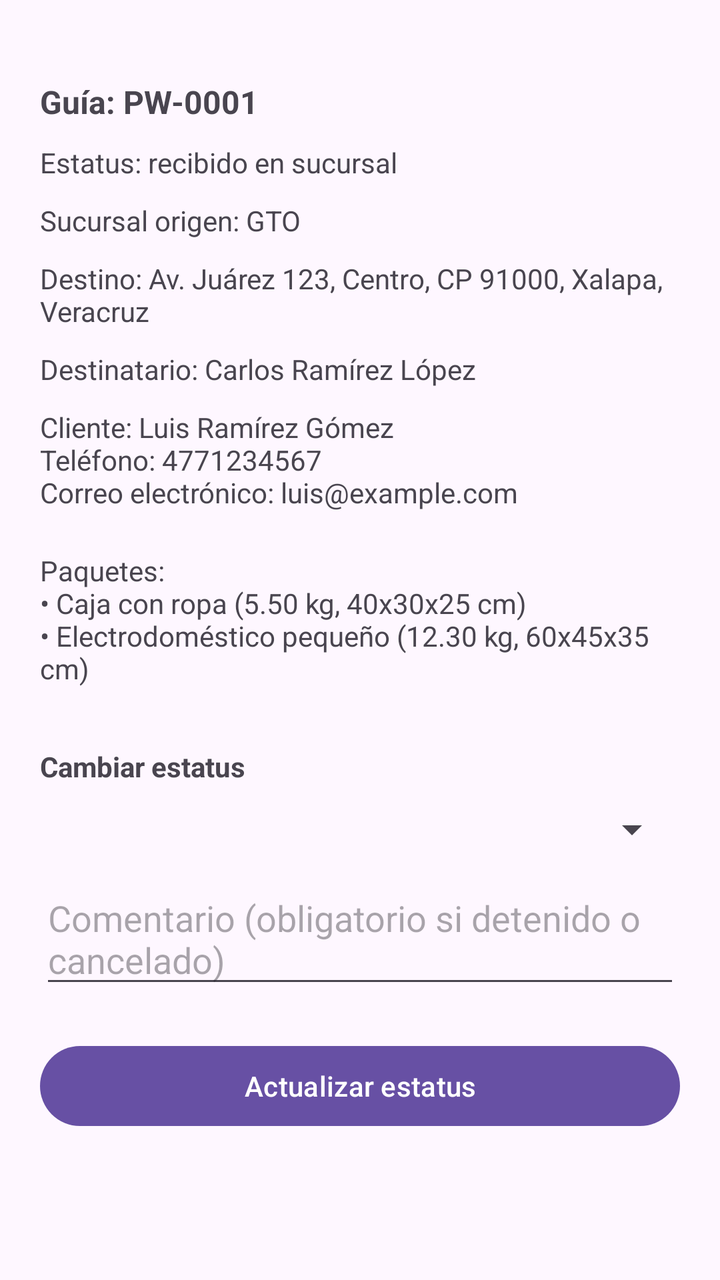
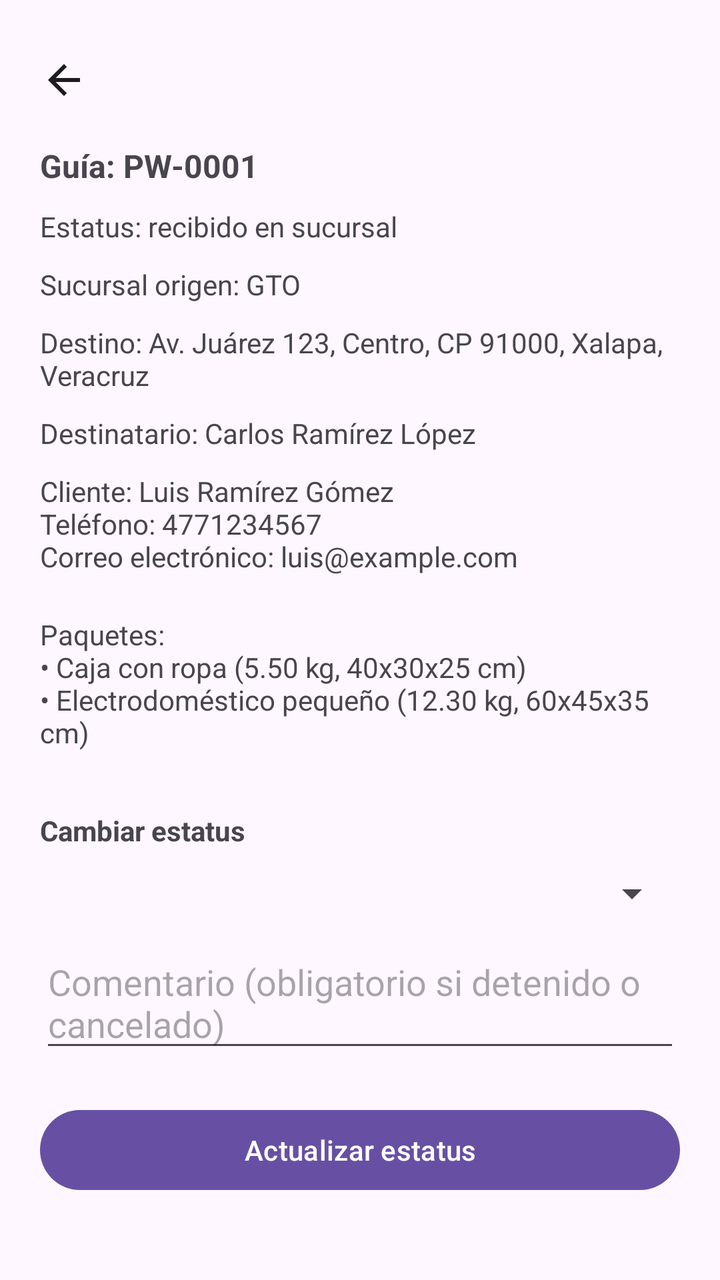

An Android layout rendered at two revisions. The XML below is the earlier revision; the diff shows what the commit changed to produce the second picture.
<!-- AndroidManifest.xml: application theme Theme.PacketWorld -->
<!-- res/layout/activity_detalle_envio.xml -->
<?xml version="1.0" encoding="utf-8"?>
<ScrollView xmlns:android="http://schemas.android.com/apk/res/android"
    xmlns:tools="http://schemas.android.com/tools"
    android:layout_width="match_parent"
    android:layout_height="match_parent">

    <LinearLayout
        android:id="@+id/layoutDetalleEnvio"
        android:orientation="vertical"
        android:padding="20dp"
        android:layout_width="match_parent"
        android:layout_height="wrap_content"
        tools:context=".DetalleEnvioActivity">

        
        <TextView
            android:id="@+id/tvGuia"
            android:layout_width="match_parent"
            android:layout_height="wrap_content"
            android:text="Guía: PW-0001"
            android:textStyle="bold"
            android:textSize="16sp"
            android:layout_marginTop="20dp" />

        
        <TextView
            android:id="@+id/tvEstatus"
            android:layout_width="match_parent"
            android:layout_height="wrap_content"
            android:text="Estatus: recibido en sucursal"
            android:layout_marginTop="10dp" />

        
        <TextView
            android:id="@+id/tvSucursal"
            android:layout_width="match_parent"
            android:layout_height="wrap_content"
            android:text="Sucursal origen: GTO"
            android:layout_marginTop="10dp" />

        
        <TextView
            android:id="@+id/tvDestino"
            android:layout_width="match_parent"
            android:layout_height="wrap_content"
            android:text="Destino: Av. Juárez 123, Centro, CP 91000, Xalapa, Veracruz"
            android:layout_marginTop="10dp" />

        
        <TextView
            android:id="@+id/tvDestinatario"
            android:layout_width="match_parent"
            android:layout_height="wrap_content"
            android:text="Destinatario: Carlos Ramírez López"
            android:layout_marginTop="10dp" />

        
        <TextView
            android:id="@+id/tvCliente"
            android:layout_width="match_parent"
            android:layout_height="wrap_content"
            android:text="Cliente: Luis Ramírez Gómez\nTeléfono: 4771234567\nCorreo electrónico: luis@example.com"
            android:layout_marginTop="10dp" />

        
        <TextView
            android:id="@+id/tvPaquetes"
            android:layout_width="match_parent"
            android:layout_height="wrap_content"
            android:text="Paquetes:\n• Caja con ropa (5.50 kg, 40x30x25 cm)\n• Electrodoméstico pequeño (12.30 kg, 60x45x35 cm)"
            android:layout_marginTop="20dp" />

        
        <TextView
            android:layout_width="match_parent"
            android:layout_height="wrap_content"
            android:text="Cambiar estatus"
            android:textStyle="bold"
            android:layout_marginTop="30dp" />

        <Spinner
            android:id="@+id/spEstatus"
            android:layout_width="match_parent"
            android:layout_height="wrap_content"
            android:layout_marginTop="10dp" />

        <EditText
            android:id="@+id/etComentario"
            android:layout_width="match_parent"
            android:layout_height="wrap_content"
            android:hint="Comentario (obligatorio si detenido o cancelado)"
            android:layout_marginTop="10dp"
            android:inputType="textMultiLine" />

        <Button
            android:id="@+id/btnActualizarEstatus"
            android:layout_width="match_parent"
            android:layout_height="wrap_content"
            android:text="Actualizar estatus"
            android:layout_marginTop="20dp" />

    </LinearLayout>
</ScrollView>
<!-- resources referenced by this layout -->
<resources>
  <style name="Theme.PacketWorld" parent="Base.Theme.PacketWorld" />
  <style name="Base.Theme.PacketWorld" parent="Theme.Material3.DayNight.NoActionBar">
          
          
      </style>
</resources>

<!-- the commit's change to res/layout/activity_detalle_envio.xml (unified diff, before → after) -->
@@ -1,5 +1,6 @@
 <?xml version="1.0" encoding="utf-8"?>
 <ScrollView xmlns:android="http://schemas.android.com/apk/res/android"
+    xmlns:app="http://schemas.android.com/apk/res-auto"
     xmlns:tools="http://schemas.android.com/tools"
     android:layout_width="match_parent"
     android:layout_height="match_parent">
@@ -11,6 +12,16 @@
         android:layout_width="match_parent"
         android:layout_height="wrap_content"
         tools:context=".DetalleEnvioActivity">
+
+        <ImageButton
+            android:id="@+id/btnRegresar"
+            android:src="@drawable/baseline_arrow_back"
+            app:tint="?attr/colorOnBackground"
+            android:background="@null"
+            android:contentDescription="Regresar"
+            android:layout_width="wrap_content"
+            android:layout_height="wrap_content"
+            android:layout_marginTop="8dp" />
 
         
         <TextView
<!-- resource entries referenced after the edit -->
@@ -1,5 +1,11 @@
 <!-- resources referenced by this layout -->
 <resources>
+  <!-- drawable baseline_arrow_back (drawable) -->
+  <vector xmlns:android="http://schemas.android.com/apk/res/android" android:autoMirrored="true" android:height="24dp" android:tint="#000000" android:viewportHeight="24" android:viewportWidth="24" android:width="24dp">
+        
+      <path android:fillColor="@android:color/white" android:pathData="M20,11H7.83l5.59,-5.59L12,4l-8,8 8,8 1.41,-1.41L7.83,13H20v-2z"/>
+      
+  </vector>
   <style name="Theme.PacketWorld" parent="Base.Theme.PacketWorld" />
   <style name="Base.Theme.PacketWorld" parent="Theme.Material3.DayNight.NoActionBar">
           
